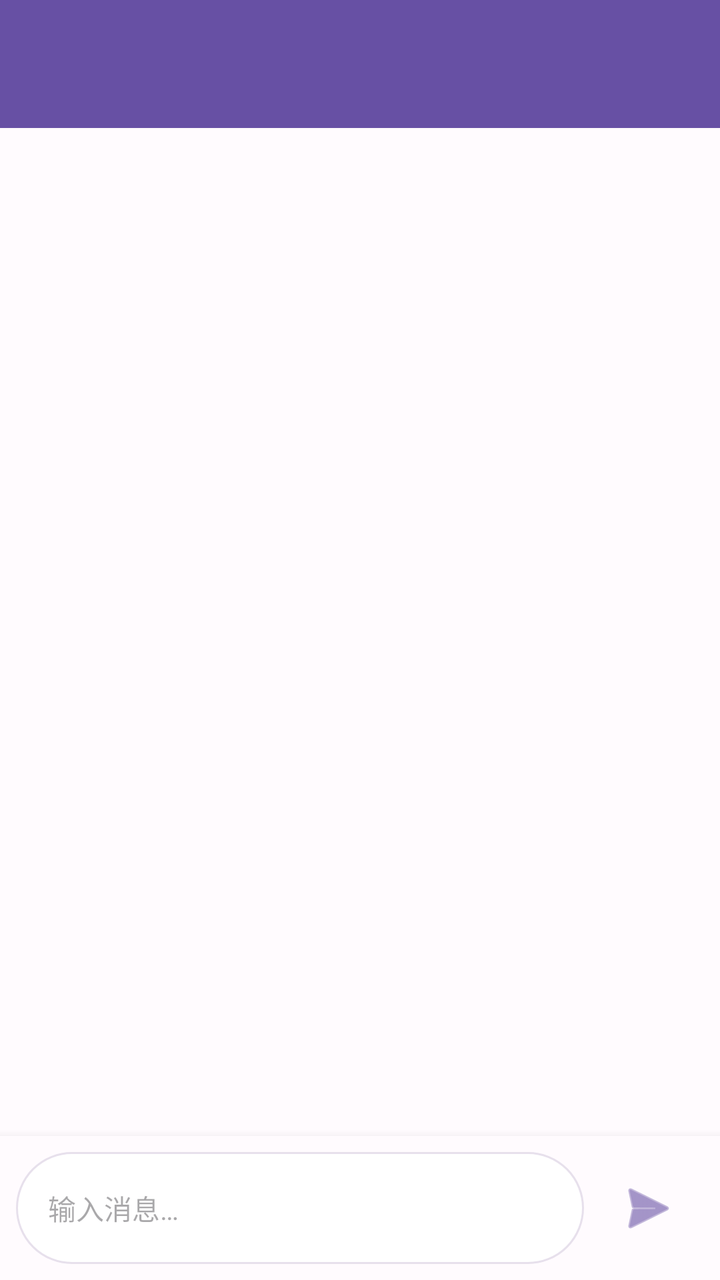
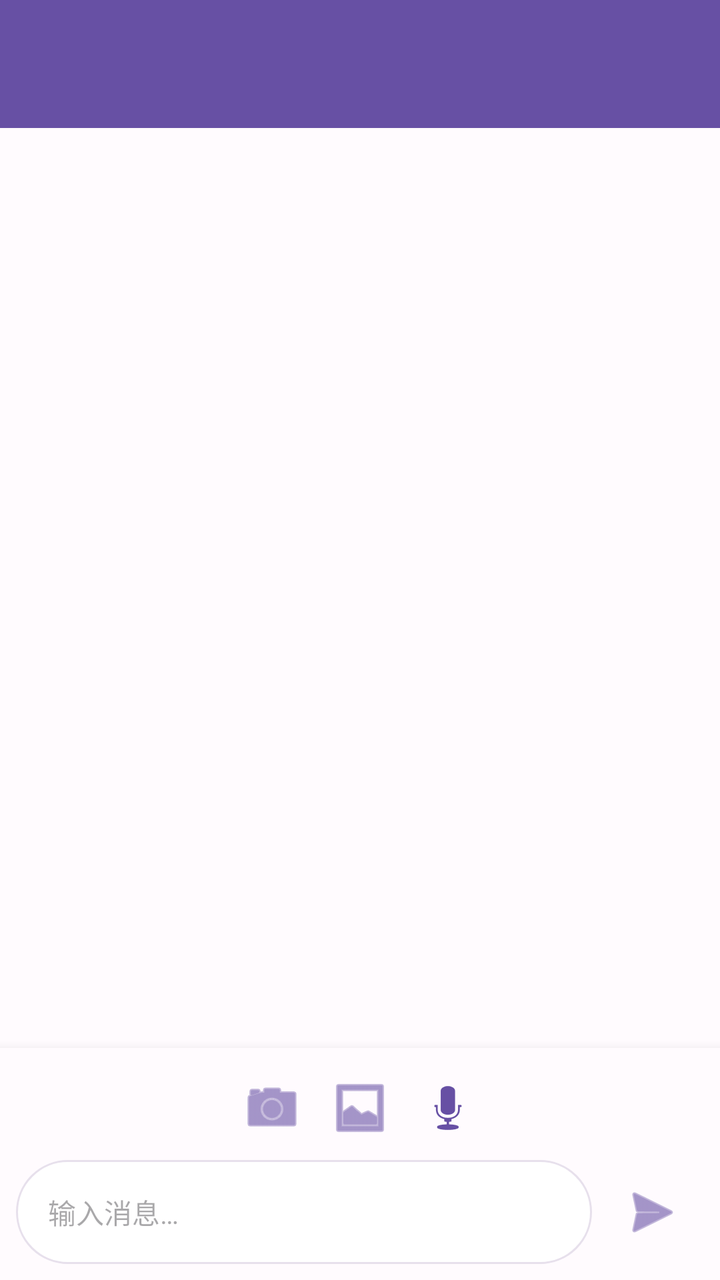

Compare the two renders of this Android layout. The source of the first and the diff that turns it into the second are given below.
<!-- AndroidManifest.xml: application theme Theme.NexentApp -->
<!-- res/layout/activity_chat.xml -->
<?xml version="1.0" encoding="utf-8"?>
<androidx.coordinatorlayout.widget.CoordinatorLayout
    xmlns:android="http://schemas.android.com/apk/res/android"
    xmlns:app="http://schemas.android.com/apk/res-auto"
    android:layout_width="match_parent"
    android:layout_height="match_parent"
    android:background="@color/background">

    <com.google.android.material.appbar.AppBarLayout
        android:layout_width="match_parent"
        android:layout_height="wrap_content">

        <androidx.appcompat.widget.Toolbar
            android:id="@+id/toolbar"
            android:layout_width="match_parent"
            android:layout_height="?attr/actionBarSize"
            android:background="@color/primary"
            app:titleTextColor="@color/on_primary" />

    </com.google.android.material.appbar.AppBarLayout>

    <androidx.constraintlayout.widget.ConstraintLayout
        android:layout_width="match_parent"
        android:layout_height="match_parent"
        app:layout_behavior="@string/appbar_scrolling_view_behavior">

        <androidx.recyclerview.widget.RecyclerView
            android:id="@+id/rv_messages"
            android:layout_width="0dp"
            android:layout_height="0dp"
            android:clipToPadding="false"
            android:paddingTop="8dp"
            android:paddingBottom="8dp"
            app:layout_constraintBottom_toTopOf="@+id/input_container"
            app:layout_constraintEnd_toEndOf="parent"
            app:layout_constraintStart_toStartOf="parent"
            app:layout_constraintTop_toTopOf="parent" />

        <ProgressBar
            android:id="@+id/progress_bar_chat"
            android:layout_width="wrap_content"
            android:layout_height="wrap_content"
            android:visibility="gone"
            app:layout_constraintBottom_toTopOf="@+id/input_container"
            app:layout_constraintEnd_toEndOf="parent"
            app:layout_constraintStart_toStartOf="parent"
            app:layout_constraintTop_toTopOf="parent" />

        <LinearLayout
            android:id="@+id/input_container"
            android:layout_width="0dp"
            android:layout_height="wrap_content"
            android:background="@color/surface"
            android:elevation="8dp"
            android:orientation="horizontal"
            android:padding="8dp"
            app:layout_constraintBottom_toBottomOf="parent"
            app:layout_constraintEnd_toEndOf="parent"
            app:layout_constraintStart_toStartOf="parent">

            <EditText
                android:id="@+id/et_message"
                android:layout_width="0dp"
                android:layout_height="56dp"
                android:layout_weight="1"
                android:background="@drawable/bg_input_field"
                android:hint="@string/input_hint"
                android:inputType="textMultiLine|textCapSentences"
                android:maxLines="4"
                android:paddingStart="16dp"
                android:paddingEnd="16dp"
                android:textSize="14sp" />

            <ImageButton
                android:id="@+id/btn_send"
                android:layout_width="56dp"
                android:layout_height="56dp"
                android:layout_marginStart="4dp"
                android:background="?attr/selectableItemBackgroundBorderless"
                android:contentDescription="@string/send_button_description"
                android:src="@android:drawable/ic_menu_send"
                android:tint="@color/primary" />

        </LinearLayout>

    </androidx.constraintlayout.widget.ConstraintLayout>

</androidx.coordinatorlayout.widget.CoordinatorLayout>
<!-- resources referenced by this layout -->
<resources>
  <color name="background">#FFFBFE</color>
  <color name="on_primary">#FFFFFF</color>
  <color name="primary">#6750A4</color>
  <color name="surface">#FFFBFE</color>
  <!-- drawable bg_input_field (drawable) -->
  <?xml version="1.0" encoding="utf-8"?>
  <shape xmlns:android="http://schemas.android.com/apk/res/android"
      android:shape="rectangle">
      <solid android:color="#FFFFFF" />
      <stroke
          android:width="1dp"
          android:color="#E7E0EC" />
      <corners android:radius="28dp" />
  </shape>
  <string name="input_hint">输入消息…</string>
  <string name="send_button_description">发送</string>
  <style name="Theme.NexentApp" parent="Theme.Material3.DayNight.NoActionBar">
          <item name="colorPrimary">@color/primary</item>
          <item name="colorOnPrimary">@color/on_primary</item>
          <item name="colorSecondary">@color/secondary</item>
          <item name="android:statusBarColor">@android:color/transparent</item>
      </style>
  <color name="secondary">#625B71</color>
</resources>

<!-- the commit's change to res/layout/activity_chat.xml (unified diff, before → after) -->
@@ -52,37 +52,82 @@
             android:layout_height="wrap_content"
             android:background="@color/surface"
             android:elevation="8dp"
-            android:orientation="horizontal"
+            android:orientation="vertical"
             android:padding="8dp"
             app:layout_constraintBottom_toBottomOf="parent"
             app:layout_constraintEnd_toEndOf="parent"
             app:layout_constraintStart_toStartOf="parent">
 
-            <EditText
-                android:id="@+id/et_message"
-                android:layout_width="0dp"
-                android:layout_height="56dp"
-                android:layout_weight="1"
-                android:background="@drawable/bg_input_field"
-                android:hint="@string/input_hint"
-                android:inputType="textMultiLine|textCapSentences"
-                android:maxLines="4"
-                android:paddingStart="16dp"
-                android:paddingEnd="16dp"
-                android:textSize="14sp" />
+            
+            <LinearLayout
+                android:id="@+id/actions_row"
+                android:layout_width="match_parent"
+                android:layout_height="wrap_content"
+                android:gravity="center"
+                android:orientation="horizontal"
+                android:paddingBottom="4dp">
 
-            <ImageButton
-                android:id="@+id/btn_send"
-                android:layout_width="56dp"
-                android:layout_height="56dp"
-                android:layout_marginStart="4dp"
-                android:background="?attr/selectableItemBackgroundBorderless"
-                android:contentDescription="@string/send_button_description"
-                android:src="@android:drawable/ic_menu_send"
-                android:tint="@color/primary" />
+                <ImageButton
+                    android:id="@+id/btn_camera"
+                    android:layout_width="44dp"
+                    android:layout_height="44dp"
+                    android:background="?attr/selectableItemBackgroundBorderless"
+                    android:contentDescription="拍照"
+                    android:src="@android:drawable/ic_menu_camera"
+                    android:tint="@color/primary" />
+
+                <ImageButton
+                    android:id="@+id/btn_attach"
+                    android:layout_width="44dp"
+                    android:layout_height="44dp"
+                    android:background="?attr/selectableItemBackgroundBorderless"
+                    android:contentDescription="上传文件"
+                    android:src="@android:drawable/ic_menu_gallery"
+                    android:tint="@color/primary" />
+
+                <ImageButton
+                    android:id="@+id/btn_voice"
+                    android:layout_width="44dp"
+                    android:layout_height="44dp"
+                    android:background="?attr/selectableItemBackgroundBorderless"
+                    android:contentDescription="语音输入"
+                    android:src="@android:drawable/ic_btn_speak_now"
+                    android:tint="@color/primary" />
+
+            </LinearLayout>
+
+            
+            <LinearLayout
+                android:layout_width="match_parent"
+                android:layout_height="wrap_content"
+                android:orientation="horizontal">
+
+                <EditText
+                    android:id="@+id/et_message"
+                    android:layout_width="0dp"
+                    android:layout_height="52dp"
+                    android:layout_weight="1"
+                    android:background="@drawable/bg_input_field"
+                    android:hint="@string/input_hint"
+                    android:inputType="textMultiLine|textCapSentences"
+                    android:maxLines="4"
+                    android:paddingStart="16dp"
+                    android:paddingEnd="16dp"
+                    android:textSize="14sp" />
+
+                <ImageButton
+                    android:id="@+id/btn_send"
+                    android:layout_width="52dp"
+                    android:layout_height="52dp"
+                    android:layout_marginStart="4dp"
+                    android:background="?attr/selectableItemBackgroundBorderless"
+                    android:contentDescription="@string/send_button_description"
+                    android:src="@android:drawable/ic_menu_send"
+                    android:tint="@color/primary" />
+
+            </LinearLayout>
 
         </LinearLayout>
 
     </androidx.constraintlayout.widget.ConstraintLayout>
-
 </androidx.coordinatorlayout.widget.CoordinatorLayout>
